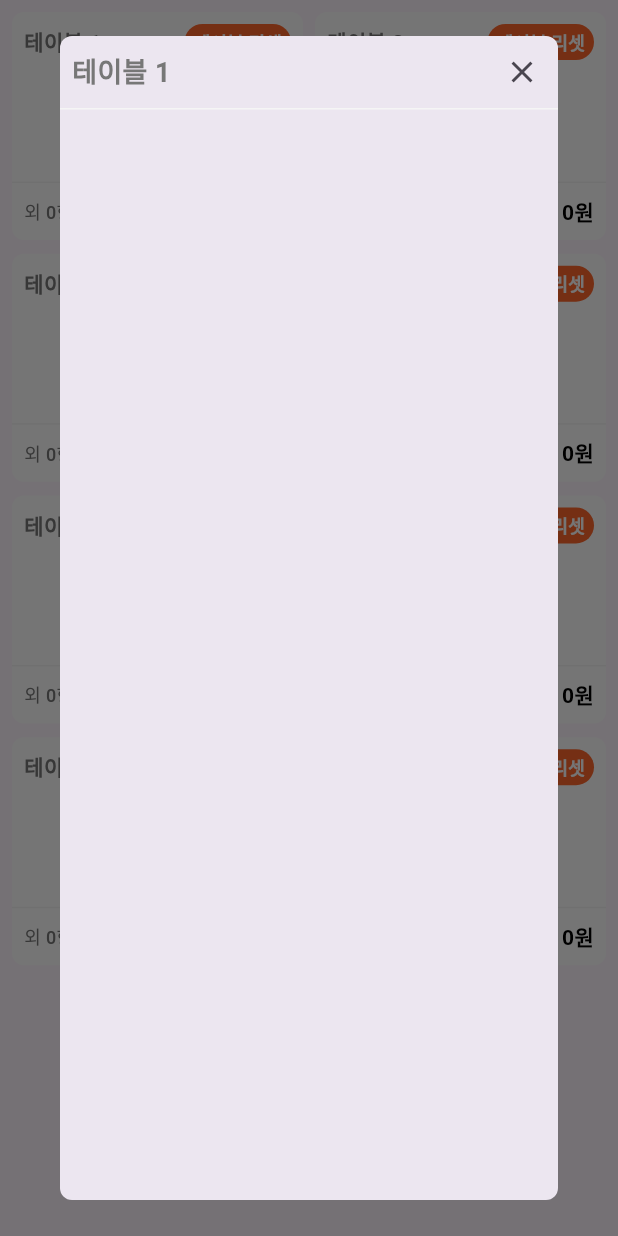
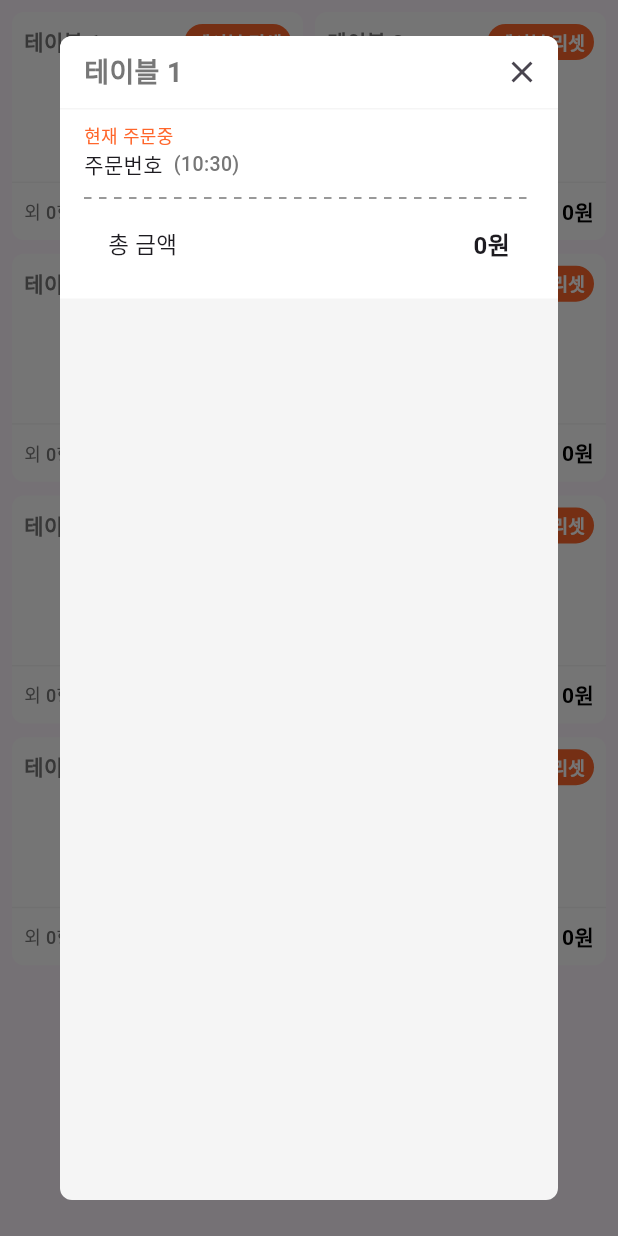
Before and after one commit to olleh365/menuboard-admin, a Flutter app: the StatusScreen widget shown alone on an empty page, opened directly, after a tap on an icon or button, on a phone screen of 412 x 824 dp. Run offline on Flutter 3.47's test engine with Material 3 defaults, Android fonts, the phone set to English and light mode, and no system bars; our stand-ins replace fluttertoast.

Commit message:
현황탭 팝업창 UI구현

```diff
--- a/lib/status_screen.dart
+++ b/lib/status_screen.dart
@@ -158,19 +158,25 @@ var f = NumberFormat('###,###,###,###');
     showDialog(
         context: context,
         builder: (context) {
+          final formattedTime = DateFormat('HH:mm').format(order.orderTime);
           return AlertDialog(
+            backgroundColor: const Color(0xFFF5F5F5),
               shape: RoundedRectangleBorder(
                 borderRadius: BorderRadius.circular(8),
               ),
               contentPadding: EdgeInsets.zero,
-              content: SizedBox(
+              // 기본 구성 요소들이 shape 속성을 덮어씌우기 때문에 ClipRRect 위젯 사용
+              content: ClipRRect(
+                  borderRadius: BorderRadius.circular(8),
+                  child : SizedBox(
                 height: 800,
                 width: 600,
                 child: Column(
                   crossAxisAlignment: CrossAxisAlignment.start,
                   children: [
-                Padding(
-                padding: const EdgeInsets.only(left: 8),
+                    Container(
+                      padding: const EdgeInsets.only(left: 16),
+                      color: Colors.white,
                       child: Row(
                         mainAxisAlignment: MainAxisAlignment.spaceBetween,
                         children: [
@@ -188,32 +194,133 @@ var f = NumberFormat('###,###,###,###');
                         ],
                       ),
                     ),
-              const Divider( // 구분선 추가
+                    const Divider(
                       color: Color(0xFFF5F5F5),
                       height: 1,
                       thickness: 1,
                     ),
-              Expanded(
-                child: Padding(
-                  padding: const EdgeInsets.all(16.0),
-                  child: ListView(
-                    children: order.items
-                        .map((item) => Padding(
-                      padding: const EdgeInsets.symmetric(vertical: 4),
-                      child: Text(
-                        '${item.mainMenu}, ${item.quantity}개',
-                        style: const TextStyle(fontSize: 14, fontWeight: FontWeight.w600),
+                    Container(
+                      color: Colors.white,
+                      padding: const EdgeInsets.symmetric(vertical: 8, horizontal: 16),
+                      child: Column(
+                        crossAxisAlignment: CrossAxisAlignment.start,
+                        children: [
+                          const Text(
+                            '현재 주문중',
+                            style: TextStyle(fontSize: 12, fontWeight: FontWeight.w500, color: Color(0xFFFF662B)),
                           ),
-                    ))
-                        .toList(),
+                          Row(
+                              children:[
+                                Text(
+                                  '주문번호 ${order.orderNumber}',
+                                  style: const TextStyle(fontSize: 14, fontWeight: FontWeight.w500),
                                 ),
-                ),
+                                Text(' ($formattedTime)',
+                                  style: const TextStyle(fontSize: 13,fontWeight: FontWeight.w500,color: Color(0xFF777777),),
                                 ),
                               ],
                           ),
+                        const SizedBox(height: 4,),
+                        ...order.items.map((item) =>
+                            Column(
+                              children: [
+                              Container(
+                                padding: const EdgeInsets.symmetric(horizontal: 16, vertical: 8),
+                                width: 400,
+                                  decoration: BoxDecoration(
+                                    color: const Color(0xFFF5F5F5),
+                                    borderRadius: BorderRadius.circular(8),
+                                  ),
+                                child: Column(
+                                    crossAxisAlignment: CrossAxisAlignment.start,
+                                    children:[
+                                    Text(
+                                      '${item.mainMenu}, ${item.quantity}개',
+                                      style: const TextStyle(
+                                          fontSize: 14,
+                                          fontWeight: FontWeight.w700,
+                                          color: Colors.black
+                                      ),
+                                    ),
+                                    Row(
+                                      mainAxisAlignment: MainAxisAlignment.spaceBetween,
+                                      children: [
+                                        Text(
+                                          '${item.additionalMenu.map((
+                                              addItem) => addItem.name).join(' / ')} 추가',
+                                          style: const TextStyle(
+                                            fontSize: 13,
+                                            fontWeight: FontWeight.w500,
+                                            color: Color(0xFF777777),
+                                          ),
+                                        ),
+                                        Text(
+                                          '${f.format(item.totalPrice)}원',
+                                          style: const TextStyle(color: Color(0xFF777777),fontSize: 14, fontWeight: FontWeight.w600),
                                         )
+                                      ],
+                                    ),
+                              ]
+                            ),
+
+                            ),
+                                const SizedBox(height: 8,)
+                          ],
+                          ),
+                        ),
+                          const SizedBox(height: 8),
+                          CustomPaint(
+                            painter: DotDivider(),
+                            size: const Size(double.infinity,3),
+                          ),
+                          Padding(
+                              padding: const EdgeInsets.symmetric(horizontal: 16,vertical: 16),
+                            child: Row(
+                              mainAxisAlignment: MainAxisAlignment.spaceBetween,
+                              children: [
+                                const Text('총 금액',
+                                style: TextStyle(fontSize: 15, fontWeight: FontWeight.w500),),
+                                Text('${f.format(order.totalPrice)}원',
+                                style: const TextStyle(fontSize: 16, fontWeight: FontWeight.w700),)
+                              ],
+                            ),
+                          )
+
+                        ],
+                      ),
+                    )
+                  ],
+                ),
+              )
+              ),
           );
         }
     );
   }
 }
+
+// 점선 구분선 생성
+class DotDivider extends CustomPainter {
+  @override
+  void paint(Canvas canvas, Size size) {
+    var paint = Paint()
+      ..color = const Color(0xFF777777)
+      ..strokeWidth = 1
+      ..style = PaintingStyle.stroke;
+
+    var max = size.width;
+    var dashWidth = 5;
+    var dashSpace = 5;
+    double startX = 0;
+
+    while (startX < max) {
+      canvas.drawLine(Offset(startX, 0), Offset(startX + dashWidth, 0), paint);
+      startX += dashWidth + dashSpace;
+    }
+  }
+
+  @override
+  bool shouldRepaint(covariant CustomPainter oldDelegate) {
+    return false;
+  }
+}
```
Lines whose indentation alone changed are shown as unchanged.
